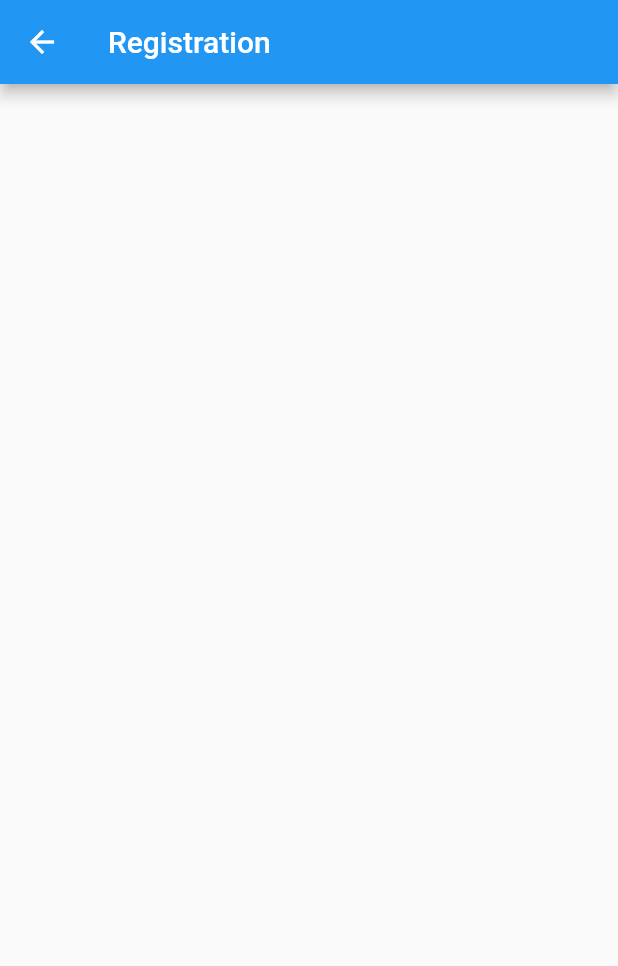
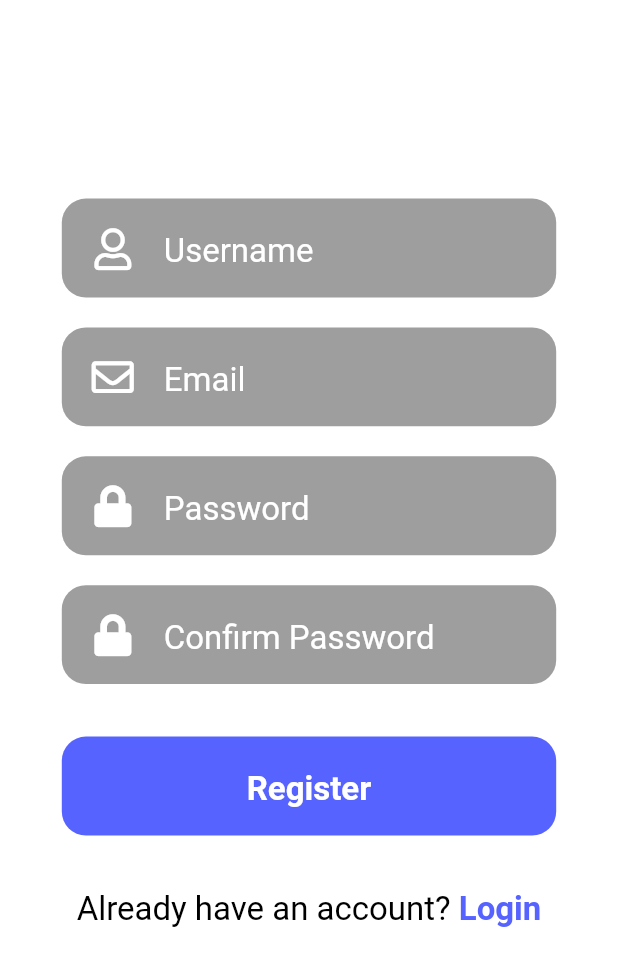
Before and after one commit to Matthew2091295/Mobile-Market-Place, a Flutter app: the Registration screen opened directly, on a phone screen of 412 x 824 dp. Shown: the top 966 px of the screen. Run offline on Flutter 3.47's test engine with Material 2 defaults, Android fonts, the phone set to English and light mode, and no system bars; our stand-ins replace font_awesome_flutter.

Commit message:
Adding Registration Screen

```diff
--- a/lib/Login.dart
+++ b/lib/Login.dart
@@ -15,9 +15,9 @@ class Login extends StatelessWidget {
               Flexible(
                 child: Center(
                   child: Text(
-                    'Foodybite',
+                    'Marketplace',
                     style: TextStyle(
-                        color: Colors.white,
+                        color: Colors.blue[900],
                         fontSize: 60,
                         fontWeight: FontWeight.bold),
                   ),
@@ -38,10 +38,11 @@ class Login extends StatelessWidget {
                     inputAction: TextInputAction.done,
                   ),
                   GestureDetector(
-                    onTap: () => Navigator.pushNamed(context, 'ForgotPassword'),
+                    onTap: () => Navigator.pushNamed(context, '/'),
                     child: Text(
                       'Forgot Password',
-                      style: kBodyText,
+                      style: kBodyText.copyWith(
+                          color: kBlue, fontWeight: FontWeight.bold),
                     ),
                   ),
                   SizedBox(
@@ -56,11 +57,12 @@ class Login extends StatelessWidget {
                 ],
               ),
               GestureDetector(
-                onTap: () => Navigator.pushNamed(context, 'CreateNewAccount'),
+                onTap: () => Navigator.pushNamed(context, '/'),
                 child: Container(
                   child: Text(
                     'Create New Account',
-                    style: kBodyText,
+                    style: kBodyText.copyWith(
+                        color: kBlue, fontWeight: FontWeight.bold),
                   ),
                   decoration: BoxDecoration(
                       border:
--- a/lib/Registration.dart
+++ b/lib/Registration.dart
@@ -1,26 +1,90 @@
-
+import 'dart:ui';
+import 'package:flutter/material.dart';
+import 'package:font_awesome_flutter/font_awesome_flutter.dart';
+import 'package:market_place/pallete.dart';
+import 'package:market_place/widgets/widgets.dart';
 import 'package:flutter/material.dart';
 
-class Registration extends StatefulWidget {
-  const Registration({Key? key}) : super(key: key);
-
-  @override
-  _RegistrationState createState() => _RegistrationState();
-}
-
-class _RegistrationState extends State<Registration> {
+class Registration extends StatelessWidget {
   @override
   Widget build(BuildContext context) {
-    return Scaffold(
-      appBar: AppBar(
-        //backgroundColor: Color.fromRGBO(0, 0, 128, 1.0),
-        title: Text(
-            "Registration",
-          style: TextStyle(
-
+    Size size = MediaQuery.of(context).size;
+    return Stack(
+      children: [
+        Padding(
+          padding: const EdgeInsets.all(40.0),
+          child: Scaffold(
+            backgroundColor: Colors.transparent,
+            body: SingleChildScrollView(
+              child: Column(
+                children: [
+                  SizedBox(
+                    height: size.width * 0.1,
+                  ),
+                  SizedBox(
+                    height: size.width * 0.1,
+                  ),
+                  Column(
+                    children: [
+                      TextInputField(
+                        icon: FontAwesomeIcons.user,
+                        hint: 'Username',
+                        inputType: TextInputType.name,
+                        inputAction: TextInputAction.next,
+                      ),
+                      TextInputField(
+                        icon: FontAwesomeIcons.envelope,
+                        hint: 'Email',
+                        inputType: TextInputType.emailAddress,
+                        inputAction: TextInputAction.next,
+                      ),
+                      PasswordInput(
+                        icon: FontAwesomeIcons.lock,
+                        hint: 'Password',
+                        inputAction: TextInputAction.next,
+                      ),
+                      PasswordInput(
+                        icon: FontAwesomeIcons.lock,
+                        hint: 'Confirm Password',
+                        inputAction: TextInputAction.done,
+                      ),
+                      SizedBox(
+                        height: 25,
+                      ),
+                      RoundedButton(buttonName: 'Register'),
+                      SizedBox(
+                        height: 30,
+                      ),
+                      Row(
+                        mainAxisAlignment: MainAxisAlignment.center,
+                        children: [
+                          Text(
+                            'Already have an account? ',
+                            style: kBodyText.copyWith(color: Colors.black),
+                          ),
+                          GestureDetector(
+                            onTap: () {
+                              Navigator.pushNamed(context, '/');
+                            },
+                            child: Text(
+                              'Login',
+                              style: kBodyText.copyWith(
+                                  color: kBlue, fontWeight: FontWeight.bold),
+                            ),
+                          ),
+                        ],
+                      ),
+                      SizedBox(
+                        height: 20,
+                      ),
+                    ],
+                  )
+                ],
+              ),
+            ),
           ),
-        ),
-      ),
+        )
+      ],
     );
   }
 }
```
